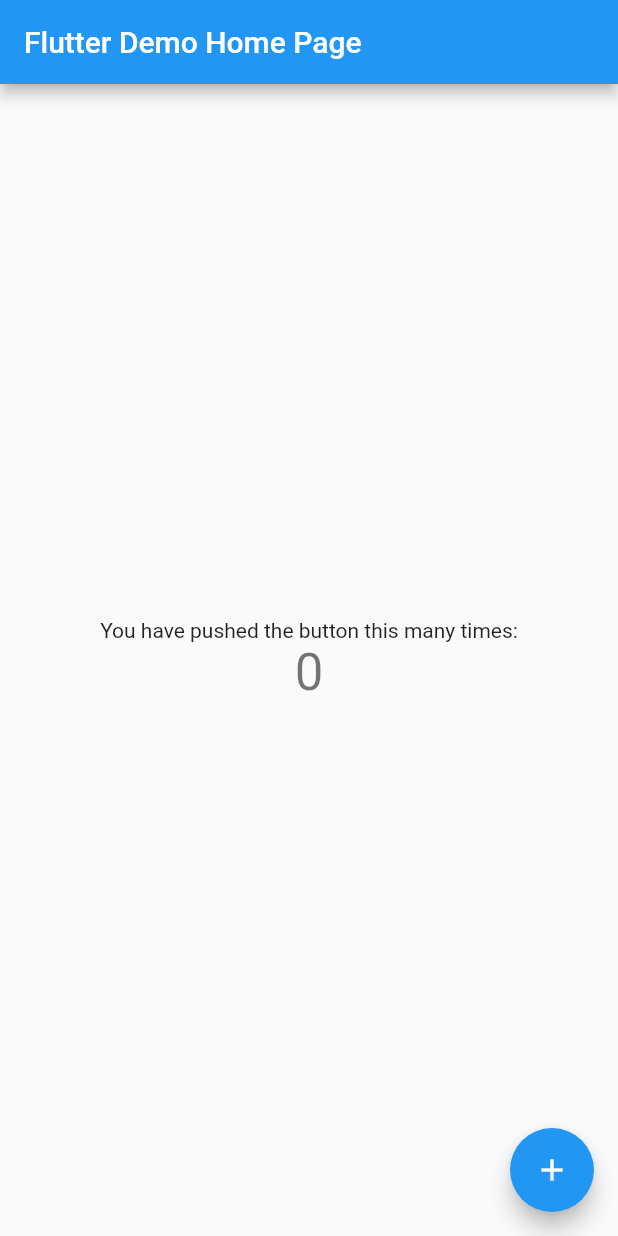
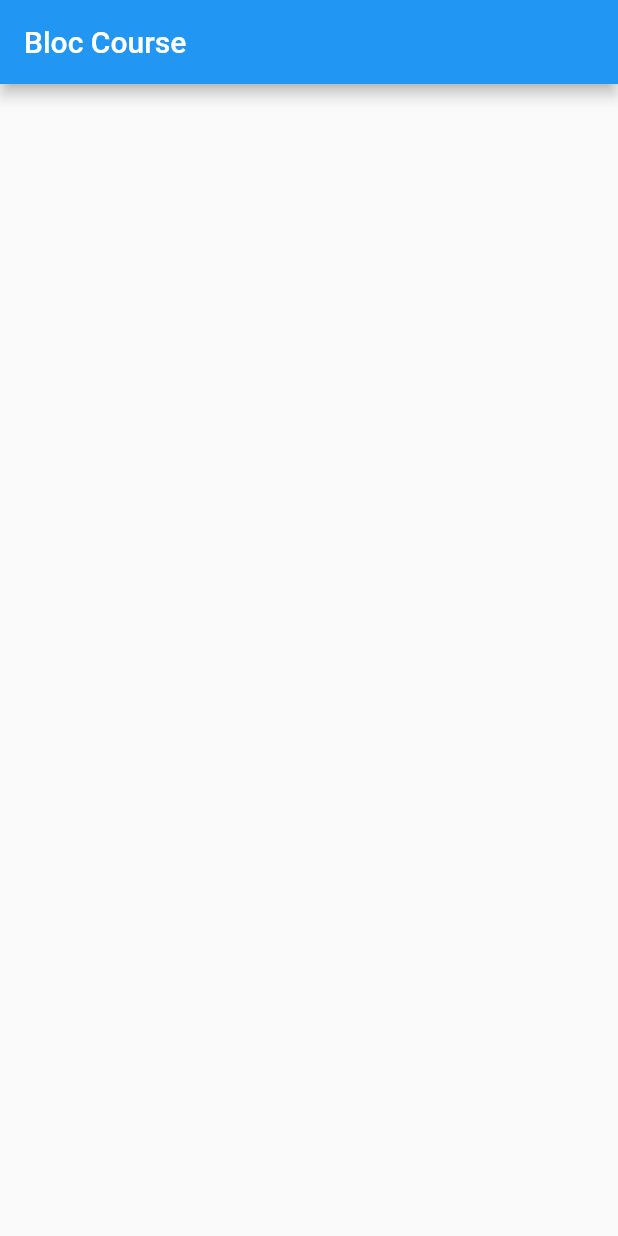
Before and after one commit to ouais123/Bloc-Course, a Flutter app: the screen it shows after launch, on a phone screen of 412 x 824 dp. Run offline on Flutter 3.47's test engine with Material 2 defaults, Android fonts, the phone set to English and light mode, and no system bars.

Commit message:
init project

```diff
--- a/lib/main.dart
+++ b/lib/main.dart
@@ -7,109 +7,33 @@ void main() {
 class MyApp extends StatelessWidget {
   const MyApp({super.key});
 
-  // This widget is the root of your application.
   @override
   Widget build(BuildContext context) {
     return MaterialApp(
-      title: 'Flutter Demo',
+      title: 'Bloc Course',
       theme: ThemeData(
-        // This is the theme of your application.
-        //
-        // Try running your application with "flutter run". You'll see the
-        // application has a blue toolbar. Then, without quitting the app, try
-        // changing the primarySwatch below to Colors.green and then invoke
-        // "hot reload" (press "r" in the console where you ran "flutter run",
-        // or simply save your changes to "hot reload" in a Flutter IDE).
-        // Notice that the counter didn't reset back to zero; the application
-        // is not restarted.
         primarySwatch: Colors.blue,
       ),
-      home: const MyHomePage(title: 'Flutter Demo Home Page'),
+      home: const MyHomePage(),
     );
   }
 }
 
 class MyHomePage extends StatefulWidget {
-  const MyHomePage({super.key, required this.title});
-
-  // This widget is the home page of your application. It is stateful, meaning
-  // that it has a State object (defined below) that contains fields that affect
-  // how it looks.
-
-  // This class is the configuration for the state. It holds the values (in this
-  // case the title) provided by the parent (in this case the App widget) and
-  // used by the build method of the State. Fields in a Widget subclass are
-  // always marked "final".
-
-  final String title;
+  const MyHomePage({super.key});
 
   @override
   State<MyHomePage> createState() => _MyHomePageState();
 }
 
 class _MyHomePageState extends State<MyHomePage> {
-  int _counter = 0;
-
-  void _incrementCounter() {
-    setState(() {
-      // This call to setState tells the Flutter framework that something has
-      // changed in this State, which causes it to rerun the build method below
-      // so that the display can reflect the updated values. If we changed
-      // _counter without calling setState(), then the build method would not be
-      // called again, and so nothing would appear to happen.
-      _counter++;
-    });
-  }
-
   @override
   Widget build(BuildContext context) {
-    // This method is rerun every time setState is called, for instance as done
-    // by the _incrementCounter method above.
-    //
-    // The Flutter framework has been optimized to make rerunning build methods
-    // fast, so that you can just rebuild anything that needs updating rather
-    // than having to individually change instances of widgets.
     return Scaffold(
       appBar: AppBar(
-        // Here we take the value from the MyHomePage object that was created by
-        // the App.build method, and use it to set our appbar title.
-        title: Text(widget.title),
+        title: const Text("Bloc Course"),
       ),
-      body: Center(
-        // Center is a layout widget. It takes a single child and positions it
-        // in the middle of the parent.
-        child: Column(
-          // Column is also a layout widget. It takes a list of children and
-          // arranges them vertically. By default, it sizes itself to fit its
-          // children horizontally, and tries to be as tall as its parent.
-          //
-          // Invoke "debug painting" (press "p" in the console, choose the
-          // "Toggle Debug Paint" action from the Flutter Inspector in Android
-          // Studio, or the "Toggle Debug Paint" command in Visual Studio Code)
-          // to see the wireframe for each widget.
-          //
-          // Column has various properties to control how it sizes itself and
-          // how it positions its children. Here we use mainAxisAlignment to
-          // center the children vertically; the main axis here is the vertical
-          // axis because Columns are vertical (the cross axis would be
-          // horizontal).
-          mainAxisAlignment: MainAxisAlignment.center,
-          children: <Widget>[
-            const Text(
-              'You have pushed the button this many times:',
-            ),
-            Text(
-              '$_counter',
-              style: Theme.of(context).textTheme.headlineMedium,
-            ),
-          ],
-        ),
-      ),
-      floatingActionButton: FloatingActionButton(
-        onPressed: _incrementCounter,
-        tooltip: 'Increment',
-        child: const Icon(Icons.add),
-      ), // This trailing comma makes auto-formatting nicer for build methods.
+      body: Container(),
     );
   }
 }
```
